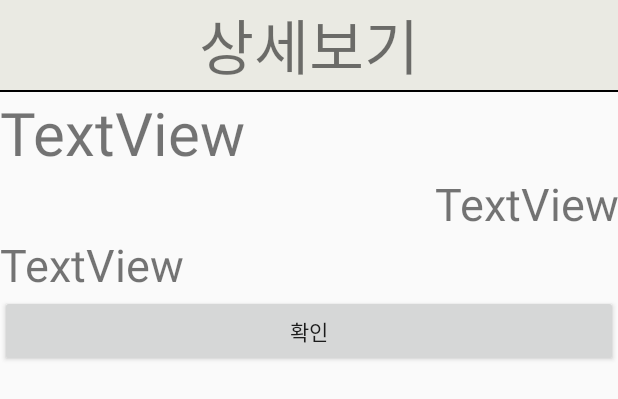
After one commit to mugon-dev/Emotional-Diary, an Android app: the layout custom_dialog.xml on its own in the app's theme, with its tools: preview values and no code run, on a phone screen of 412 x 824 dp. The commit adds this screen. Shown: the top 399 px of the screen. Run offline under Robolectric (Android 15) with nearby library versions, the phone set to English and light mode, and no system bars.

Commit message:
21.그룹 상세보기 끝

```diff
--- /dev/null
+++ b/Emotion_dairy_android/app/src/main/res/layout/custom_dialog.xml
@@ -0,0 +1,48 @@
+<?xml version="1.0" encoding="utf-8"?>
+<LinearLayout xmlns:android="http://schemas.android.com/apk/res/android"
+    android:layout_width="match_parent"
+    android:layout_height="match_parent"
+    android:orientation="vertical">
+
+    <TextView
+        android:id="@+id/textView20"
+        android:layout_width="match_parent"
+        android:gravity="center"
+        android:layout_height="wrap_content"
+        android:background="@color/backColor"
+        android:textSize="40dp"
+        android:text="상세보기" />
+    <View
+        android:layout_width="match_parent"
+        android:layout_height="1dp"
+        android:background="#000000"/>
+
+    <TextView
+        android:id="@+id/di_title"
+        android:layout_width="match_parent"
+        android:layout_height="wrap_content"
+        android:textSize="40dp"
+        android:text="TextView" />
+
+    <TextView
+        android:id="@+id/di_name"
+        android:layout_width="match_parent"
+        android:layout_height="wrap_content"
+        android:textSize="30dp"
+        android:gravity="right"
+        android:text="TextView" />
+
+    <TextView
+        android:id="@+id/di_contents"
+        android:layout_width="match_parent"
+        android:textSize="30dp"
+        android:layout_height="wrap_content"
+        android:text="TextView" />
+
+    <Button
+        android:id="@+id/di_button"
+        android:layout_width="match_parent"
+        android:layout_height="wrap_content"
+        android:gravity="center"
+        android:text="확인" />
+</LinearLayout>
--- a/Emotion_dairy_android/app/src/main/res/layout/list_view_item.xml
+++ b/Emotion_dairy_android/app/src/main/res/layout/list_view_item.xml
@@ -2,7 +2,9 @@
 <LinearLayout xmlns:android="http://schemas.android.com/apk/res/android"
     xmlns:app="http://schemas.android.com/apk/res-auto"
     android:layout_width="match_parent"
-    android:layout_height="wrap_content">
+    android:layout_height="wrap_content"
+    android:id="@+id/list_item_area"
+    >
 
     <TextView
         android:id="@+id/tv_title"
```
Also changed, not shown: Emotion_dairy_android/app/src/main/java/com/example/emotion_dairy/CustomDialog.java (added, +62 -0 lines), Emotion_dairy_android/app/src/main/java/com/example/emotion_dairy/ListViewAdapter.java (+30 -5 lines), Emotion_dairy_android/app/src/main/java/com/example/emotion_dairy/ui/gallery/GalleryFragment.java (+2 -6 lines).
